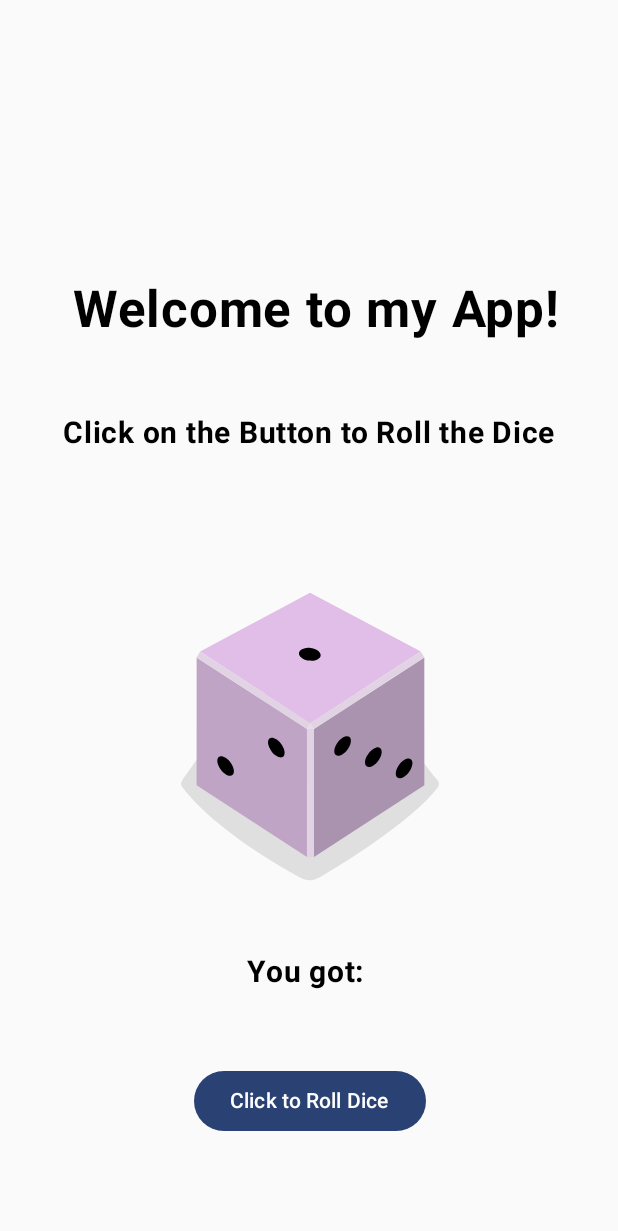
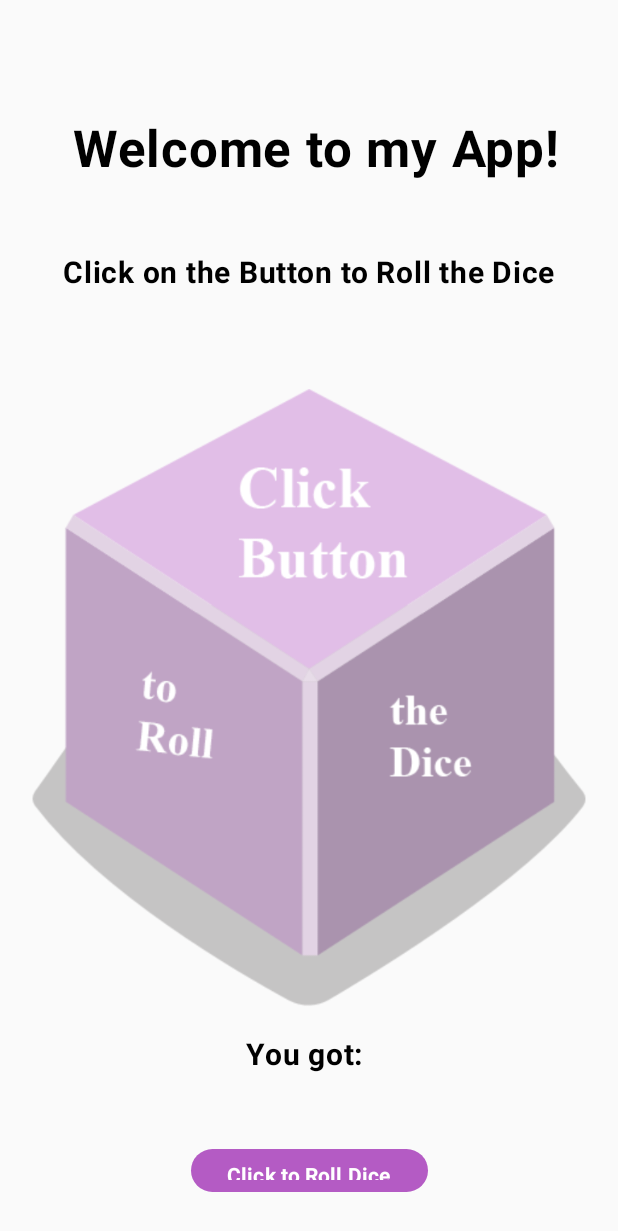
Before and after one commit to dev-app-ali/Dice-Roller-App, an Android app built with Jetpack Compose: the screen it shows after launch (MainActivity), on a phone screen of 412 x 824 dp. Shown: the top 1231 px of the screen. Run offline under Robolectric (Android 15) with nearby library versions, the phone set to English and light mode, and no system bars.

Commit message:
Version 1.1.0

```diff
--- a/app/src/main/java/com/example/diceroller/ui/theme/Color.kt
+++ b/app/src/main/java/com/example/diceroller/ui/theme/Color.kt
@@ -5,6 +5,8 @@ import androidx.compose.ui.graphics.Color
 val Purple80 = Color(0xFFD0BCFF)
 val PurpleGrey80 = Color(0xFFCCC2DC)
 val Pink80 = Color(0xFFEFB8C8)
+val  buttonColor = Color(0xFFB45BC4)
+val  backgroundColor123 = Color(0xFFE5E0E6)
 
 val Purple40 = Color(0xFF6650a4)
 val PurpleGrey40 = Color(0xFF625b71)
--- a/app/src/main/java/com/example/diceroller/ui/theme/MainApp.kt
+++ b/app/src/main/java/com/example/diceroller/ui/theme/MainApp.kt
@@ -1,10 +1,12 @@
 package com.example.diceroller.ui.theme
 
 import androidx.compose.foundation.Image
+import androidx.compose.foundation.background
 import androidx.compose.foundation.layout.Column
 import androidx.compose.foundation.layout.Spacer
 import androidx.compose.foundation.layout.padding
 import androidx.compose.material3.Button
+import androidx.compose.material3.ButtonDefaults
 import androidx.compose.material3.Text
 import androidx.compose.runtime.Composable
 import androidx.compose.runtime.getValue
@@ -14,6 +16,7 @@ import androidx.compose.runtime.remember
 import androidx.compose.runtime.setValue
 import androidx.compose.ui.Alignment
 import androidx.compose.ui.Modifier
+import androidx.compose.ui.graphics.Color
 import androidx.compose.ui.res.painterResource
 import androidx.compose.ui.text.font.FontWeight
 import androidx.compose.ui.unit.dp
@@ -28,7 +31,7 @@ import kotlin.random.Random
 fun MainApp(){
 
     var imagePlaceHolder by remember {
-        mutableIntStateOf(R.drawable.dice_1)
+        mutableIntStateOf(R.drawable.dice_11)
     }
     var Result  by remember{
         mutableStateOf("")
@@ -38,8 +41,9 @@ fun MainApp(){
 
 Column {
             Text(text = " Welcome to my App!", modifier = Modifier
+
                 .align(Alignment.CenterHorizontally)
-                .padding(top = (150.dp)), fontSize = 34.sp,
+                .padding(top = (80.dp)), fontSize = 34.sp,
                 fontWeight = FontWeight.Bold)
 
     Text(
@@ -78,11 +82,13 @@ Column {
                         6->imagePlaceHolder= R.drawable.dice_6
                     }
                 },
+                    colors = ButtonDefaults.buttonColors(containerColor = buttonColor),
         modifier = Modifier
             .align(Alignment.CenterHorizontally)
             .padding(30.dp)
         ) {
-        Text(text = "Click to Roll Dice")
+        Text(text = "Click to Roll Dice" , fontWeight = FontWeight.Bold)
+
 
     }
 
--- a/app/src/main/res/values/colors.xml
+++ b/app/src/main/res/values/colors.xml
@@ -7,4 +7,5 @@
     <color name="teal_700">#FF018786</color>
     <color name="black">#FF000000</color>
     <color name="white">#FFFFFFFF</color>
+    <color name="buttonColor">#B17EBC</color>
 </resources>
```
Also changed, not shown: app/src/main/res/drawable/dice_11.png (added).
